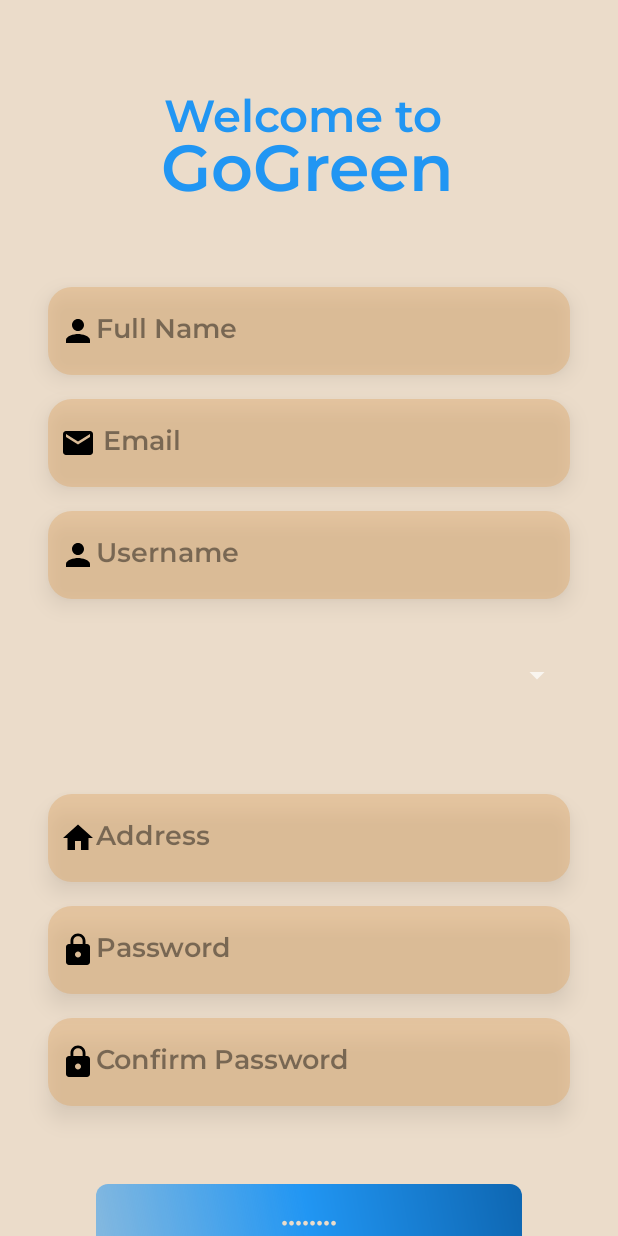
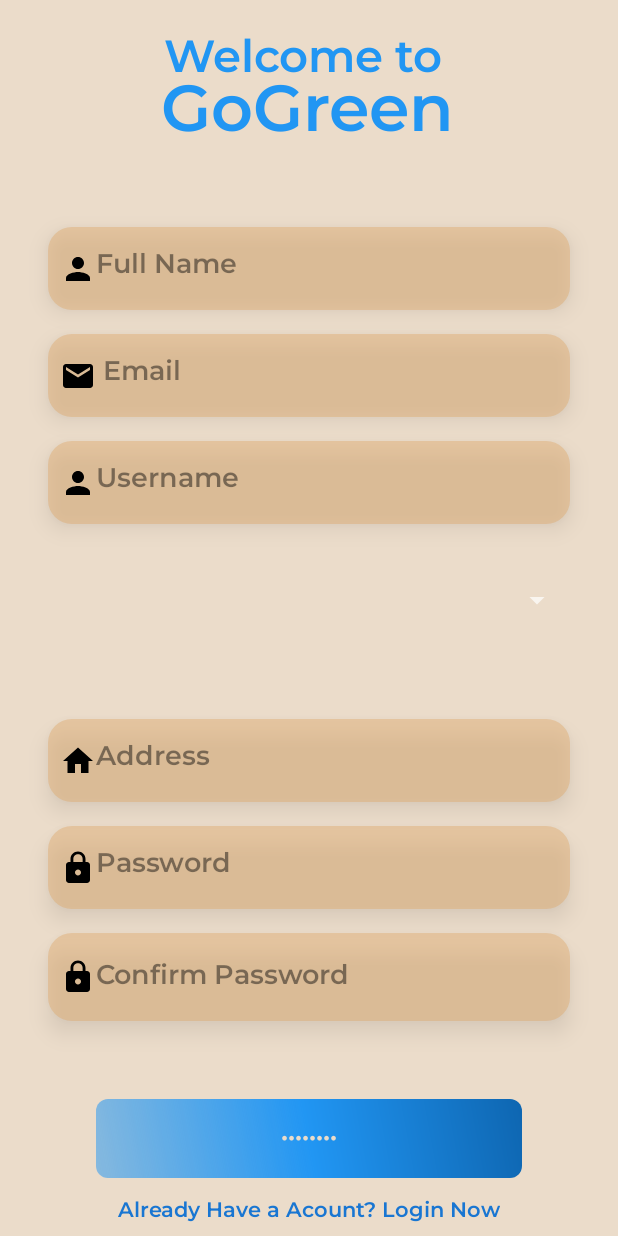
Before and after one commit to aryanmishra29/Gogreen, an Android app: the layout activity_register_screen.xml on its own in the app's theme, with its tools: preview values and no code run, on a phone screen of 412 x 824 dp. Run offline under Robolectric (Android 15) with nearby library versions, the phone set to English and light mode, and no system bars.

Commit message:
changes in ui

```diff
--- a/app/src/main/AndroidManifest.xml
+++ b/app/src/main/AndroidManifest.xml
@@ -62,6 +62,9 @@
             android:name=".Login_Register.LoginScreen"
             android:exported="true" />
         <activity
+            android:name=".RegisterScreen"
+            android:exported="true" />
+        <activity
             android:name=".AdminActivity"
             android:exported="true" />
 
--- a/app/src/main/res/layout/activity_register_screen.xml
+++ b/app/src/main/res/layout/activity_register_screen.xml
@@ -5,14 +5,14 @@
     android:layout_width="match_parent"
     android:layout_height="match_parent"
     android:background="#ebdcca"
-    tools:context=".Login_Register.RegisterScreen">
+    tools:context=".RegisterScreen">
 
     <TextView
         android:id="@+id/welcomeTextView"
         android:layout_width="wrap_content"
         android:layout_height="wrap_content"
         android:layout_gravity="center"
-        android:layout_marginTop="76dp"
+        android:layout_marginTop="36dp"
         android:elevation="8dp"
         android:fontFamily="@font/montserrat_semibold"
         android:text="Welcome to"
@@ -30,7 +30,7 @@
         android:layout_width="wrap_content"
         android:layout_height="wrap_content"
         android:layout_gravity="center"
-        android:layout_marginTop="84dp"
+        android:layout_marginTop="44dp"
         android:elevation="8dp"
         android:fontFamily="@font/montserrat_semibold"
         android:text="GoGreen"
@@ -60,7 +60,7 @@
     <com.google.android.material.textfield.MaterialAutoCompleteTextView
         android:id="@+id/fullNameEditText"
         android:layout_width="0dp"
-        android:layout_height="wrap_content"
+        android:layout_height="55dp"
         android:layout_marginStart="32dp"
         android:layout_marginTop="44dp"
         android:layout_marginEnd="32dp"
@@ -82,7 +82,7 @@
     <com.google.android.material.textfield.MaterialAutoCompleteTextView
         android:id="@+id/addressEditText"
         android:layout_width="0dp"
-        android:layout_height="wrap_content"
+        android:layout_height="55dp"
         android:layout_marginStart="32dp"
         android:layout_marginTop="44dp"
         android:layout_marginEnd="32dp"
@@ -106,7 +106,7 @@
     <com.google.android.material.textfield.MaterialAutoCompleteTextView
         android:id="@+id/registerUsernameEditText"
         android:layout_width="0dp"
-        android:layout_height="wrap_content"
+        android:layout_height="55dp"
         android:layout_marginStart="32dp"
         android:layout_marginTop="16dp"
         android:layout_marginEnd="32dp"
@@ -130,7 +130,7 @@
     <com.google.android.material.textfield.MaterialAutoCompleteTextView
         android:id="@+id/registerEmailEditText"
         android:layout_width="0dp"
-        android:layout_height="wrap_content"
+        android:layout_height="55dp"
         android:layout_marginStart="32dp"
         android:layout_marginTop="16dp"
         android:layout_marginEnd="32dp"
@@ -157,7 +157,7 @@
     <com.google.android.material.textfield.MaterialAutoCompleteTextView
         android:id="@+id/registerPasswordEditText"
         android:layout_width="0dp"
-        android:layout_height="wrap_content"
+        android:layout_height="55dp"
         android:layout_marginStart="32dp"
         android:layout_marginTop="16dp"
         android:layout_marginEnd="32dp"
```
Also changed, not shown: app/src/main/java/com/example/gogreen/Login_Register/LoginScreen.kt (+6 -2 lines).
